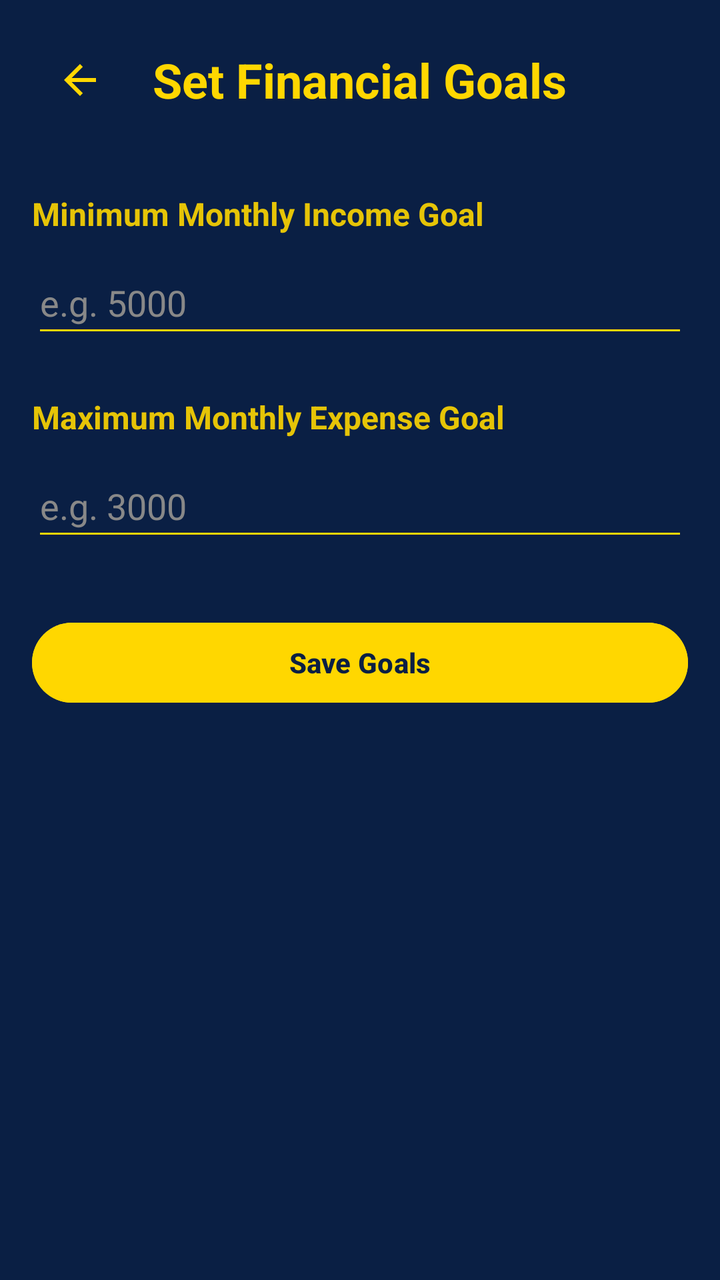
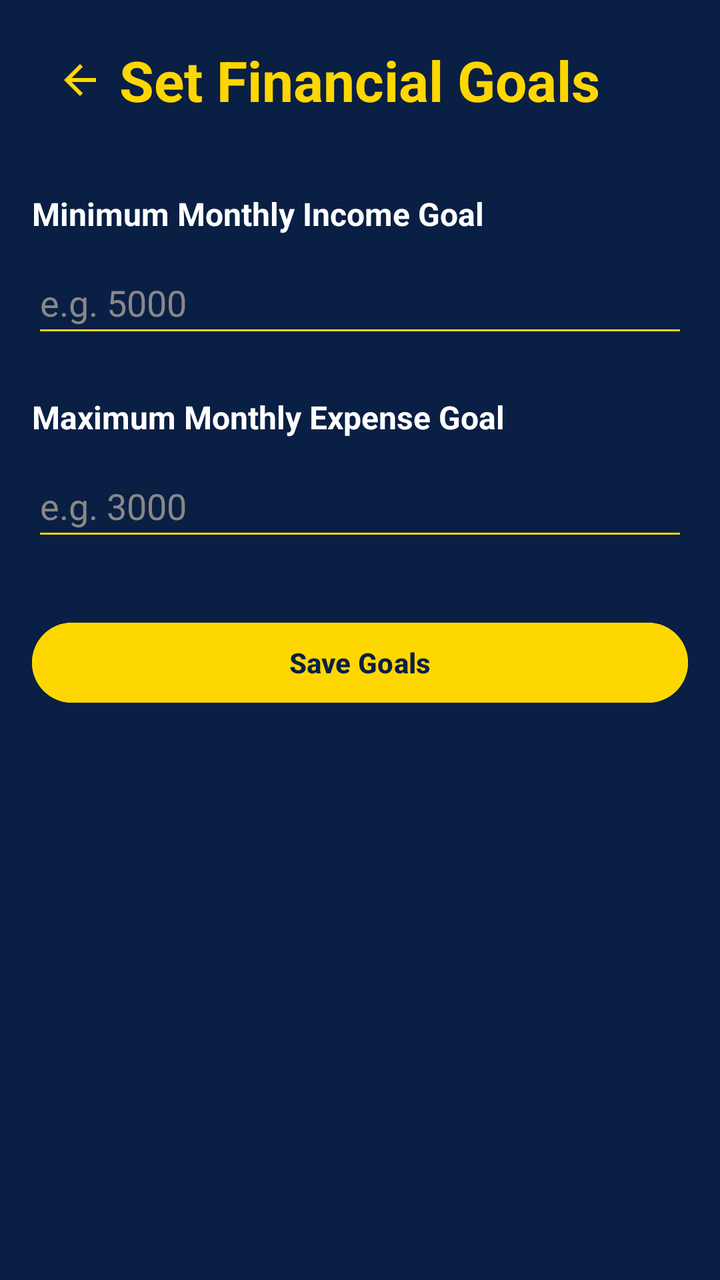

Two renders of the same Android screen: before a commit and after it. Below are the layout's source before the change and the commit's diff.
<!-- AndroidManifest.xml: application theme Theme.CoinQuest -->
<!-- res/layout/activity_set_goals.xml -->
<LinearLayout xmlns:android="http://schemas.android.com/apk/res/android"
    xmlns:app="http://schemas.android.com/apk/res-auto"
    android:layout_width="match_parent"
    android:layout_height="match_parent"
    android:orientation="vertical"
    android:padding="16dp"
    android:background="#0A1F44"
    android:fitsSystemWindows="true">

    <RelativeLayout
        android:layout_width="match_parent"
        android:layout_height="wrap_content"
        android:layout_marginBottom="32dp">

        <ImageButton
            android:id="@+id/btnBack"
            android:layout_width="48dp"
            android:layout_height="48dp"
            android:background="?attr/selectableItemBackgroundBorderless"
            android:src="@drawable/ic_back"
            android:contentDescription="@string/back"
            android:layout_centerVertical="true"
            app:tint="#FFD700" />

        <TextView
            android:layout_width="wrap_content"
            android:layout_height="wrap_content"
            android:text="@string/financial_goals"
            android:textColor="#FFD700"
            android:textSize="24sp"
            android:textStyle="bold"
            android:layout_centerInParent="true"/>
    </RelativeLayout>

    <TextView
        android:layout_width="match_parent"
        android:layout_height="wrap_content"
        android:text="@string/min_income_goal"
        android:textColor="#FFD700"
        android:alpha="0.9"
        android:textSize="16sp"
        android:textStyle="bold"
        android:layout_marginBottom="8dp"/>

    <EditText
        android:id="@+id/etMinIncome"
        android:layout_width="match_parent"
        android:layout_height="wrap_content"
        android:hint="@string/hint_min_income"
        android:inputType="numberDecimal"
        android:textColor="#FFD700"
        android:textColorHint="#888888"
        android:backgroundTint="#FFD700"
        android:layout_marginBottom="24dp"
        android:autofillHints="none"
        android:minHeight="48dp"
        android:textSize="18sp"/>

    <TextView
        android:layout_width="match_parent"
        android:layout_height="wrap_content"
        android:text="@string/max_expense_goal"
        android:textColor="#FFD700"
        android:alpha="0.9"
        android:textSize="16sp"
        android:textStyle="bold"
        android:layout_marginBottom="8dp"/>

    <EditText
        android:id="@+id/etMaxExpense"
        android:layout_width="match_parent"
        android:layout_height="wrap_content"
        android:hint="@string/hint_max_expense"
        android:inputType="numberDecimal"
        android:textColor="#FFD700"
        android:textColorHint="#888888"
        android:backgroundTint="#FFD700"
        android:layout_marginBottom="32dp"
        android:autofillHints="none"
        android:minHeight="48dp"
        android:textSize="18sp"/>

    <Button
        android:id="@+id/btnSaveGoals"
        android:layout_width="match_parent"
        android:layout_height="wrap_content"
        android:text="@string/save_goals"
        android:backgroundTint="#FFD700"
        android:textColor="#0A1F44"
        android:textStyle="bold"
        android:textAllCaps="false"/>

</LinearLayout>
<!-- resources referenced by this layout -->
<resources>
  <!-- drawable ic_back (drawable) -->
  <vector xmlns:android="http://schemas.android.com/apk/res/android"
      android:width="24dp"
      android:height="24dp"
      android:viewportWidth="24"
      android:viewportHeight="24">
      <path
          android:fillColor="#000000"
          android:pathData="M20,11H7.83l5.59,-5.59L12,4l-8,8 8,8 1.41,-1.41L7.83,13H20v-2z" />
  </vector>
  <string name="back">Back</string>
  <string name="financial_goals">Set Financial Goals</string>
  <string name="hint_max_expense">e.g. 3000</string>
  <string name="hint_min_income">e.g. 5000</string>
  <string name="max_expense_goal">Maximum Monthly Expense Goal</string>
  <string name="min_income_goal">Minimum Monthly Income Goal</string>
  <string name="save_goals">Save Goals</string>
  <style name="Theme.CoinQuest" parent="Base.Theme.CoinQuest" />
  <style name="Base.Theme.CoinQuest" parent="Theme.Material3.DayNight.NoActionBar">
          <item name="colorPrimary">@color/gold</item>
          <item name="colorOnPrimary">@color/navy</item>
          <item name="android:statusBarColor">@color/navy</item>
      </style>
  <color name="gold">#FFD700</color>
  <color name="navy">#0A1F44</color>
</resources>

<!-- the commit's change to res/layout/activity_set_goals.xml (unified diff, before → after) -->
@@ -26,9 +26,7 @@
             android:layout_width="wrap_content"
             android:layout_height="wrap_content"
             android:text="@string/financial_goals"
-            android:textColor="#FFD700"
-            android:textSize="24sp"
-            android:textStyle="bold"
+            style="@style/TextAppearance.CoinQuest.Headline"
             android:layout_centerInParent="true"/>
     </RelativeLayout>
 
@@ -36,10 +34,8 @@
         android:layout_width="match_parent"
         android:layout_height="wrap_content"
         android:text="@string/min_income_goal"
-        android:textColor="#FFD700"
-        android:alpha="0.9"
-        android:textSize="16sp"
-        android:textStyle="bold"
+        style="@style/TextAppearance.CoinQuest.Title"
+        android:textSize="@dimen/text_size_body"
         android:layout_marginBottom="8dp"/>
 
     <EditText
@@ -60,10 +56,8 @@
         android:layout_width="match_parent"
         android:layout_height="wrap_content"
         android:text="@string/max_expense_goal"
-        android:textColor="#FFD700"
-        android:alpha="0.9"
-        android:textSize="16sp"
-        android:textStyle="bold"
+        style="@style/TextAppearance.CoinQuest.Title"
+        android:textSize="@dimen/text_size_body"
         android:layout_marginBottom="8dp"/>
 
     <EditText
<!-- resource entries referenced after the edit -->
@@ -1,5 +1,6 @@
 <!-- resources referenced by this layout -->
 <resources>
+  <dimen name="text_size_body">16sp</dimen>
   <!-- drawable ic_back (drawable) -->
   <vector xmlns:android="http://schemas.android.com/apk/res/android"
       android:width="24dp"
@@ -17,13 +18,36 @@
   <string name="max_expense_goal">Maximum Monthly Expense Goal</string>
   <string name="min_income_goal">Minimum Monthly Income Goal</string>
   <string name="save_goals">Save Goals</string>
+  <style name="TextAppearance.CoinQuest.Headline" parent="TextAppearance.Material3.HeadlineLarge">
+          <item name="android:textSize">@dimen/text_size_headline</item>
+          <item name="android:textStyle">bold</item>
+          <item name="android:textColor">@color/gold</item>
+      </style>
+  <style name="TextAppearance.CoinQuest.Title" parent="TextAppearance.Material3.TitleLarge">
+          <item name="android:textSize">@dimen/text_size_title</item>
+          <item name="android:textStyle">bold</item>
+          <item name="android:textColor">@color/white</item>
+      </style>
   <style name="Theme.CoinQuest" parent="Base.Theme.CoinQuest" />
+  <dimen name="text_size_headline">28sp</dimen>
   <style name="Base.Theme.CoinQuest" parent="Theme.Material3.DayNight.NoActionBar">
           <item name="colorPrimary">@color/gold</item>
           <item name="colorOnPrimary">@color/navy</item>
           <item name="android:statusBarColor">@color/navy</item>
+  
+          
+          <item name="textAppearanceHeadlineLarge">@style/TextAppearance.CoinQuest.Headline</item>
+          <item name="textAppearanceTitleLarge">@style/TextAppearance.CoinQuest.Title</item>
+          <item name="textAppearanceBodyLarge">@style/TextAppearance.CoinQuest.Body</item>
       </style>
   <color name="gold">#FFD700</color>
+  <dimen name="text_size_title">20sp</dimen>
+  <color name="white">#FFFFFF</color>
   <color name="navy">#0A1F44</color>
+  <style name="TextAppearance.CoinQuest.Body" parent="TextAppearance.Material3.BodyLarge">
+          <item name="android:textSize">@dimen/text_size_body</item>
+          <item name="android:textStyle">normal</item>
+          <item name="android:textColor">@color/white</item>
+      </style>
 </resources>
 
